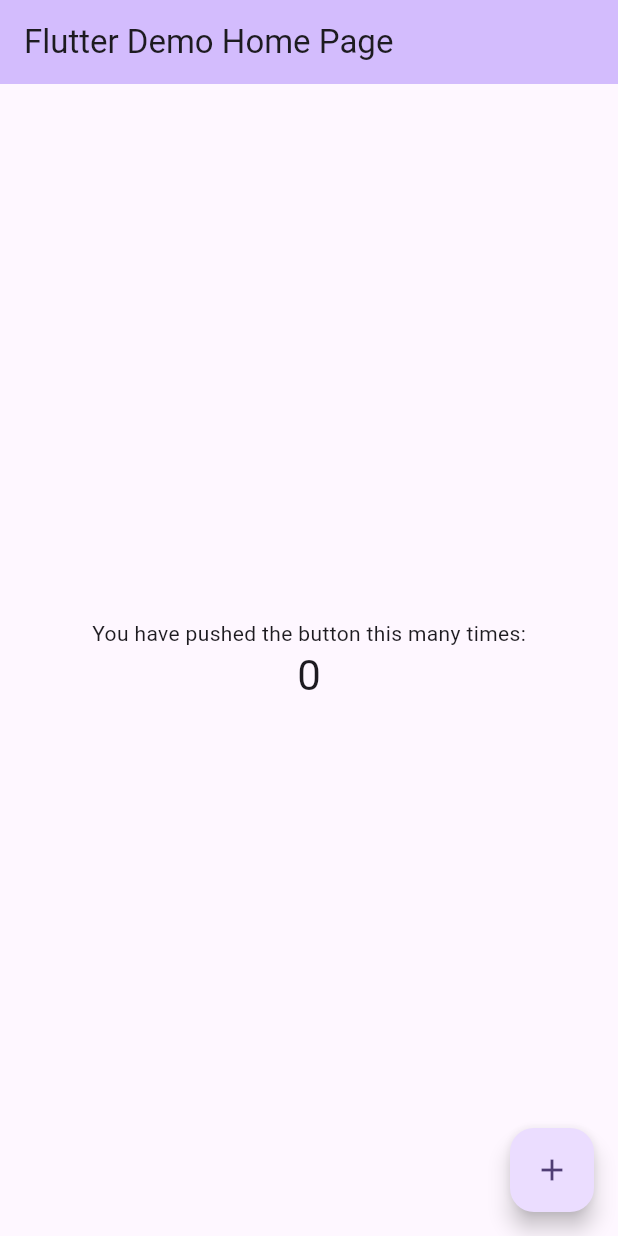
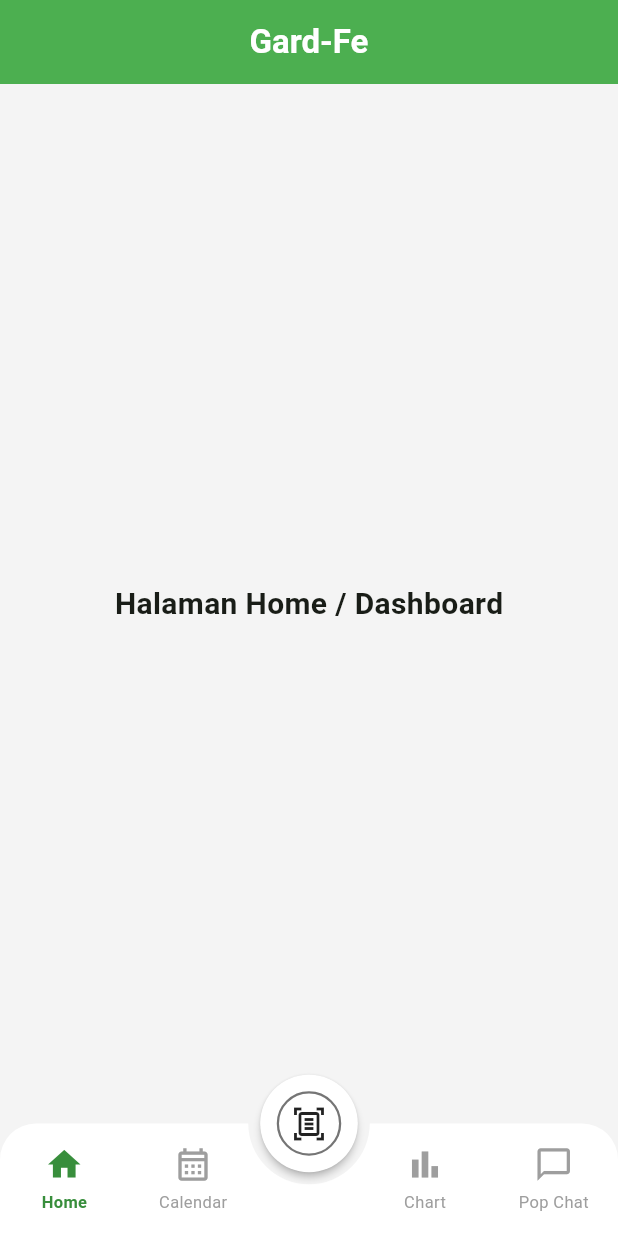
Before and after one commit to techtona-gard/gard-fe, a Flutter app: the screen it shows after launch, on a phone screen of 412 x 824 dp. Run offline on Flutter 3.47's test engine with Material 3 defaults, Android fonts, the phone set to English and light mode, and no system bars.

Commit message:
membuat struktur folder dan navbar

```diff
--- a/lib/main.dart
+++ b/lib/main.dart
@@ -7,116 +7,162 @@ void main() {
 class MyApp extends StatelessWidget {
     const MyApp({super.key});
 
-  // This widget is the root of your application.
     @override
     Widget build(BuildContext context) {
         return MaterialApp(
-      title: 'Flutter Demo',
+            title: 'Gard Fe App',
             theme: ThemeData(
-        // This is the theme of your application.
-        //
-        // TRY THIS: Try running your application with "flutter run". You'll see
-        // the application has a purple toolbar. Then, without quitting the app,
-        // try changing the seedColor in the colorScheme below to Colors.green
-        // and then invoke "hot reload" (save your changes or press the "hot
-        // reload" button in a Flutter-supported IDE, or press "r" if you used
-        // the command line to start the app).
-        //
-        // Notice that the counter didn't reset back to zero; the application
-        // state is not lost during the reload. To reset the state, use hot
-        // restart instead.
-        //
-        // This works for code too, not just values: Most code changes can be
-        // tested with just a hot reload.
-        colorScheme: .fromSeed(seedColor: Colors.deepPurple),
+                colorScheme: ColorScheme.fromSeed(seedColor: Colors.green),
+                useMaterial3: true,
             ),
-      home: const MyHomePage(title: 'Flutter Demo Home Page'),
+            home: const MainNavigation(),
+            debugShowCheckedModeBanner: false,
         );
     }
 }
 
-class MyHomePage extends StatefulWidget {
-  const MyHomePage({super.key, required this.title});
-
-  // This widget is the home page of your application. It is stateful, meaning
-  // that it has a State object (defined below) that contains fields that affect
-  // how it looks.
-
-  // This class is the configuration for the state. It holds the values (in this
-  // case the title) provided by the parent (in this case the App widget) and
-  // used by the build method of the State. Fields in a Widget subclass are
-  // always marked "final".
-
-  final String title;
+class MainNavigation extends StatefulWidget {
+    const MainNavigation({super.key});
 
     @override
-  State<MyHomePage> createState() => _MyHomePageState();
+    State<MainNavigation> createState() => _MainNavigationState();
 }
 
-class _MyHomePageState extends State<MyHomePage> {
-  int _counter = 0;
+class _MainNavigationState extends State<MainNavigation> {
+    // // Halaman Indeks Active
+    int _selectedIndex = 0;
 
-  void _incrementCounter() {
+    // // List Konten Halaman
+    final List<Widget> _pages = [
+        const Center(child: Text('Halaman Home / Dashboard', style: TextStyle(fontSize: 20, fontWeight: FontWeight.bold))),
+        const Center(child: Text('Halaman Calendar Activity', style: TextStyle(fontSize: 20, fontWeight: FontWeight.bold))),
+        const Center(child: Text('Halaman Scan Kamera', style: TextStyle(fontSize: 20, fontWeight: FontWeight.bold))),
+        const Center(child: Text('Halaman Grafik Data / Chart', style: TextStyle(fontSize: 20, fontWeight: FontWeight.bold))),
+        const Center(child: Text('Halaman Pop Chat / AI', style: TextStyle(fontSize: 20, fontWeight: FontWeight.bold))),
+    ];
+
+    // // Fungsi Pindah Halaman
+    void _onItemTapped(int index) {
         setState(() {
-      // This call to setState tells the Flutter framework that something has
-      // changed in this State, which causes it to rerun the build method below
-      // so that the display can reflect the updated values. If we changed
-      // _counter without calling setState(), then the build method would not be
-      // called again, and so nothing would appear to happen.
-      _counter++;
+            _selectedIndex = index;
         });
     }
 
     @override
     Widget build(BuildContext context) {
-    // This method is rerun every time setState is called, for instance as done
-    // by the _incrementCounter method above.
-    //
-    // The Flutter framework has been optimized to make rerunning build methods
-    // fast, so that you can just rebuild anything that needs updating rather
-    // than having to individually change instances of widgets.
         return Scaffold(
+            backgroundColor: const Color(0xfff4f4f4),
+
+            // // Header / AppBar
             appBar: AppBar(
-        // TRY THIS: Try changing the color here to a specific color (to
-        // Colors.amber, perhaps?) and trigger a hot reload to see the AppBar
-        // change color while the other colors stay the same.
-        backgroundColor: Theme.of(context).colorScheme.inversePrimary,
-        // Here we take the value from the MyHomePage object that was created by
-        // the App.build method, and use it to set our appbar title.
-        title: Text(widget.title),
+                title: const Text('Gard-Fe', style: TextStyle(fontWeight: FontWeight.bold)),
+                backgroundColor: Colors.green,
+                foregroundColor: Colors.white,
+                centerTitle: true,
             ),
-      body: Center(
-        // Center is a layout widget. It takes a single child and positions it
-        // in the middle of the parent.
+
+            // // Area Konten Halaman
+            body: AnimatedSwitcher(
+                duration: const Duration(milliseconds: 200),
+                child: _pages[_selectedIndex],
+            ),
+
+            // // Button Scan Bulat (Tengah)
+            floatingActionButtonLocation: FloatingActionButtonLocation.centerDocked,
+            floatingActionButton: SizedBox(
+                width: 65,
+                height: 65,
+                child: FloatingActionButton(
+                    onPressed: () => _onItemTapped(2),
+                    elevation: 2,
+                    shape: const CircleBorder(),
+                    backgroundColor: Colors.white,
+                    foregroundColor: _selectedIndex == 2 ? Colors.green.shade700 : Colors.black87,
+                    child: Container(
+                        padding: const EdgeInsets.all(8),
+                        decoration: BoxDecoration(
+                            shape: BoxShape.circle,
+                            border: Border.all(color: Colors.black54, width: 1.5),
+                        ),
+                        child: const Icon(Icons.document_scanner_outlined, size: 24),
+                    ),
+                ),
+            ),
+
+            // // Curved Navigation Bar
+            bottomNavigationBar: BottomAppBar(
+                clipBehavior: Clip.antiAlias,
+                shape: const AutomaticNotchedShape(
+                    RoundedRectangleBorder(
+                        borderRadius: BorderRadius.only(
+                            topLeft: Radius.circular(24),
+                            topRight: Radius.circular(24),
+                        ),
+                    ),
+                    CircleBorder(),
+                ),
+                notchMargin: 8.0,
+                color: Colors.white,
+                elevation: 10,
+                height: 75,
+                padding: EdgeInsets.zero,
+                child: Row(
+                    mainAxisAlignment: MainAxisAlignment.spaceAround,
+                    children: [
+                        // // Button Home
+                        _buildNavItem(index: 0, icon: Icons.home_outlined, activeIcon: Icons.home, label: 'Home'),
+
+                        // // Button Calendar
+                        _buildNavItem(index: 1, icon: Icons.calendar_month_outlined, activeIcon: Icons.calendar_month, label: 'Calendar'),
+
+                        // // Spacer Notched Tengah
+                        const SizedBox(width: 48),
+
+                        // // Button Chart
+                        _buildNavItem(index: 3, icon: Icons.bar_chart_outlined, activeIcon: Icons.bar_chart, label: 'Chart'),
+
+                        // // Button Pop Chat
+                        _buildNavItem(index: 4, icon: Icons.chat_bubble_outline, activeIcon: Icons.chat_bubble, label: 'Pop Chat'),
+                    ],
+                ),
+            ),
+        );
+    }
+
+    // // Item Navigasi Kustom (Icon + Label)
+    Widget _buildNavItem({
+        required int index,
+        required IconData icon,
+        required IconData activeIcon,
+        required String label,
+    }) {
+        final isSelected = _selectedIndex == index;
+        return InkWell(
+            onTap: () => _onItemTapped(index),
+            splashColor: Colors.transparent,
+            highlightColor: Colors.transparent,
+            child: SizedBox(
+                width: 65,
                 child: Column(
-          // Column is also a layout widget. It takes a list of children and
-          // arranges them vertically. By default, it sizes itself to fit its
-          // children horizontally, and tries to be as tall as its parent.
-          //
-          // Column has various properties to control how it sizes itself and
-          // how it positions its children. Here we use mainAxisAlignment to
-          // center the children vertically; the main axis here is the vertical
-          // axis because Columns are vertical (the cross axis would be
-          // horizontal).
-          //
-          // TRY THIS: Invoke "debug painting" (choose the "Toggle Debug Paint"
-          // action in the IDE, or press "p" in the console), to see the
-          // wireframe for each widget.
-          mainAxisAlignment: .center,
+                    mainAxisAlignment: MainAxisAlignment.center,
                     children: [
-            const Text('You have pushed the button this many times:'),
+                        Icon(
+                            isSelected ? activeIcon : icon,
+                            color: isSelected ? Colors.green.shade700 : Colors.grey.shade500,
+                            size: 26,
+                        ),
+                        const SizedBox(height: 4),
                         Text(
-              '$_counter',
-              style: Theme.of(context).textTheme.headlineMedium,
+                            label,
+                            style: TextStyle(
+                                fontSize: 11,
+                                fontWeight: isSelected ? FontWeight.bold : FontWeight.normal,
+                                color: isSelected ? Colors.green.shade700 : Colors.grey.shade500,
+                            ),
                         ),
                     ],
                 ),
             ),
-      floatingActionButton: FloatingActionButton(
-        onPressed: _incrementCounter,
-        tooltip: 'Increment',
-        child: const Icon(Icons.add),
-      ),
         );
     }
 }
```
Also changed, not shown: lib/pages/activity_page.dart (added), lib/pages/home_page.dart (added), lib/pages/profile_page.dart (added). Lines whose indentation alone changed are shown as unchanged.
